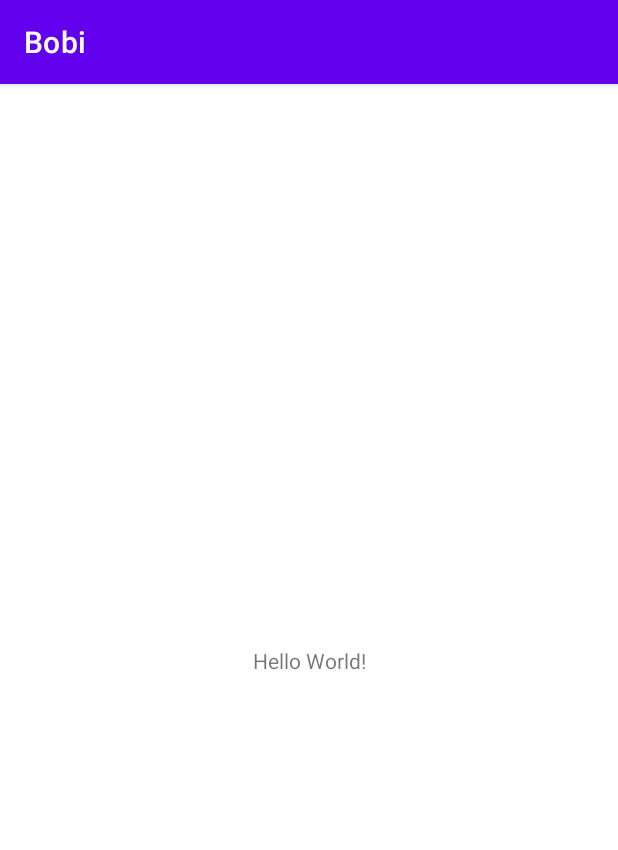
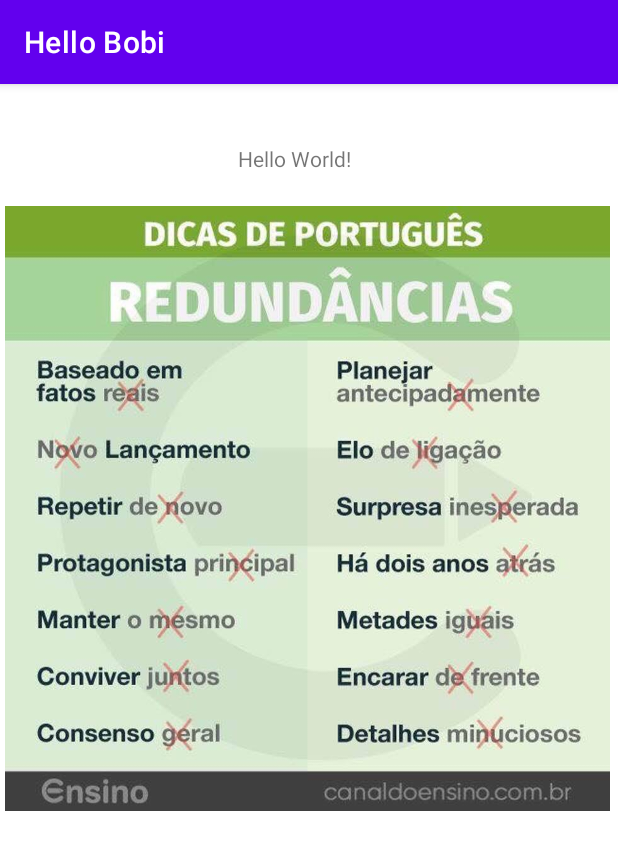
Before and after one commit to euricopsapalo/Bobi, an Android app: the screen it shows after launch (MainActivity), on a phone screen of 412 x 824 dp. Shown: the top 850 px of the screen. Run offline under Robolectric (Android 15) with nearby library versions, the phone set to English and light mode, and no system bars.

Commit message:
adicionando imagem e multi-idioma

```diff
--- a/app/src/main/res/layout/activity_main.xml
+++ b/app/src/main/res/layout/activity_main.xml
@@ -4,15 +4,31 @@
     xmlns:tools="http://schemas.android.com/tools"
     android:layout_width="match_parent"
     android:layout_height="match_parent"
+    android:visibility="visible"
     tools:context=".MainActivity">
+
+    <ImageView
+        android:id="@+id/imageView"
+        android:layout_width="403dp"
+        android:layout_height="565dp"
+        android:layout_marginBottom="214dp"
+        app:layout_constraintBottom_toBottomOf="parent"
+        app:layout_constraintEnd_toEndOf="parent"
+        app:layout_constraintHorizontal_bias="0.39"
+        app:layout_constraintStart_toStartOf="parent"
+        app:layout_constraintTop_toTopOf="parent"
+        app:layout_constraintVertical_bias="0.0"
+        app:srcCompat="@drawable/img" />
 
     <TextView
         android:layout_width="wrap_content"
         android:layout_height="wrap_content"
         android:text="Hello World!"
         app:layout_constraintBottom_toBottomOf="parent"
+        app:layout_constraintHorizontal_bias="0.471"
         app:layout_constraintLeft_toLeftOf="parent"
         app:layout_constraintRight_toRightOf="parent"
-        app:layout_constraintTop_toTopOf="parent" />
+        app:layout_constraintTop_toTopOf="parent"
+        app:layout_constraintVertical_bias="0.053" />
 
 </androidx.constraintlayout.widget.ConstraintLayout>
--- a/app/src/main/res/values/strings.xml
+++ b/app/src/main/res/values/strings.xml
@@ -1,3 +1,3 @@
 <resources>
-    <string name="app_name">Bobi</string>
+    <string name="app_name">Hello Bobi</string>
 </resources>
```
Also changed, not shown: app/src/main/res/drawable/img.jpg (added), 1 other file.
